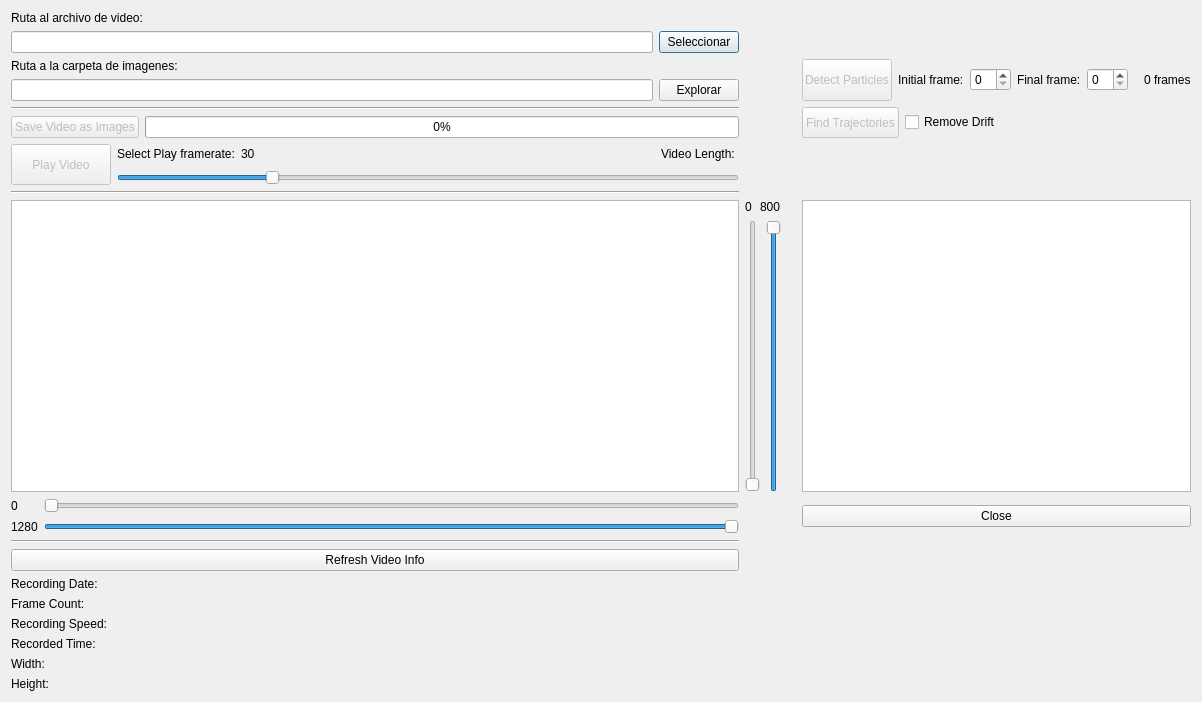
Before: the Qt Designer form interface.ui in Thefalas/videoToolsGUI, drawn with Qt 5.
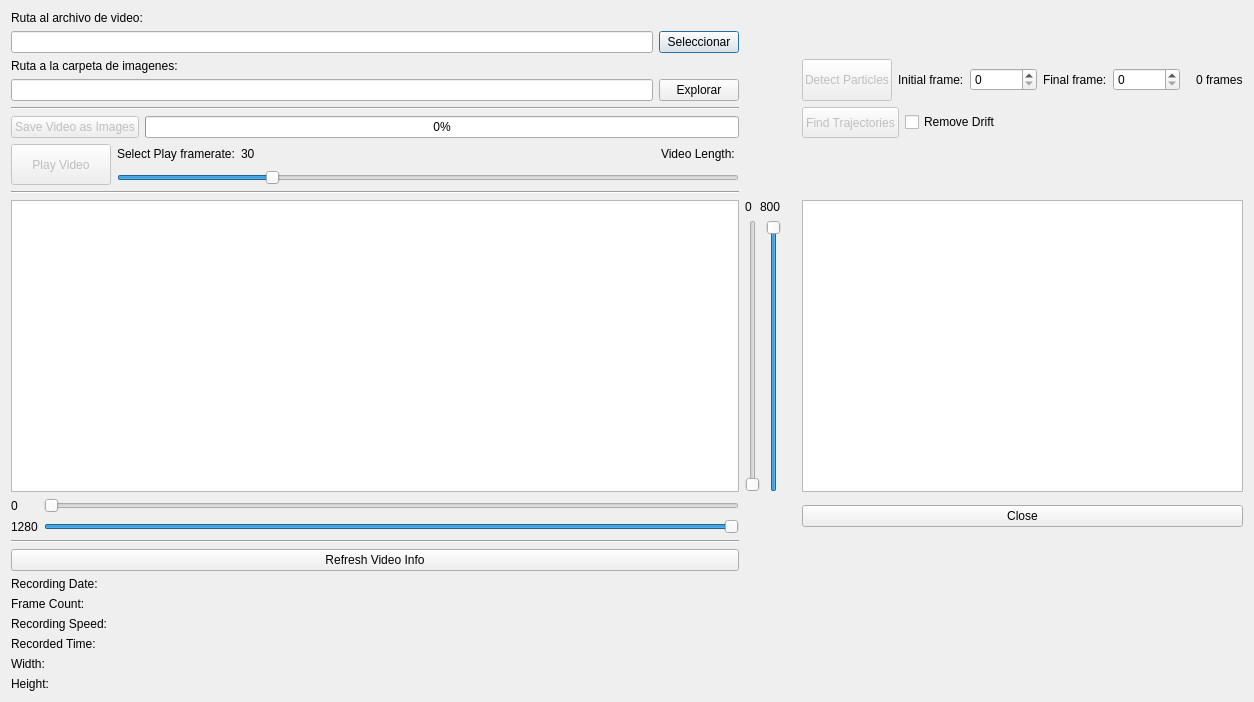
After: the same form once the commit is applied.

What changed in the file:
```diff
--- a/interface.ui
+++ b/interface.ui
@@ -6,7 +6,7 @@
    <rect>
     <x>0</x>
     <y>0</y>
-    <width>1183</width>
+    <width>1230</width>
     <height>702</height>
    </rect>
   </property>
@@ -491,7 +491,11 @@
           </widget>
          </item>
          <item>
-          <widget class="QSpinBox" name="initialFrame_spinBox"/>
+          <widget class="QSpinBox" name="initialFrame_spinBox">
+           <property name="maximum">
+            <number>100000</number>
+           </property>
+          </widget>
          </item>
         </layout>
        </item>
@@ -505,7 +509,11 @@
           </widget>
          </item>
          <item>
-          <widget class="QSpinBox" name="finalFrame_spinBox"/>
+          <widget class="QSpinBox" name="finalFrame_spinBox">
+           <property name="maximum">
+            <number>100000</number>
+           </property>
+          </widget>
          </item>
         </layout>
        </item>
```
